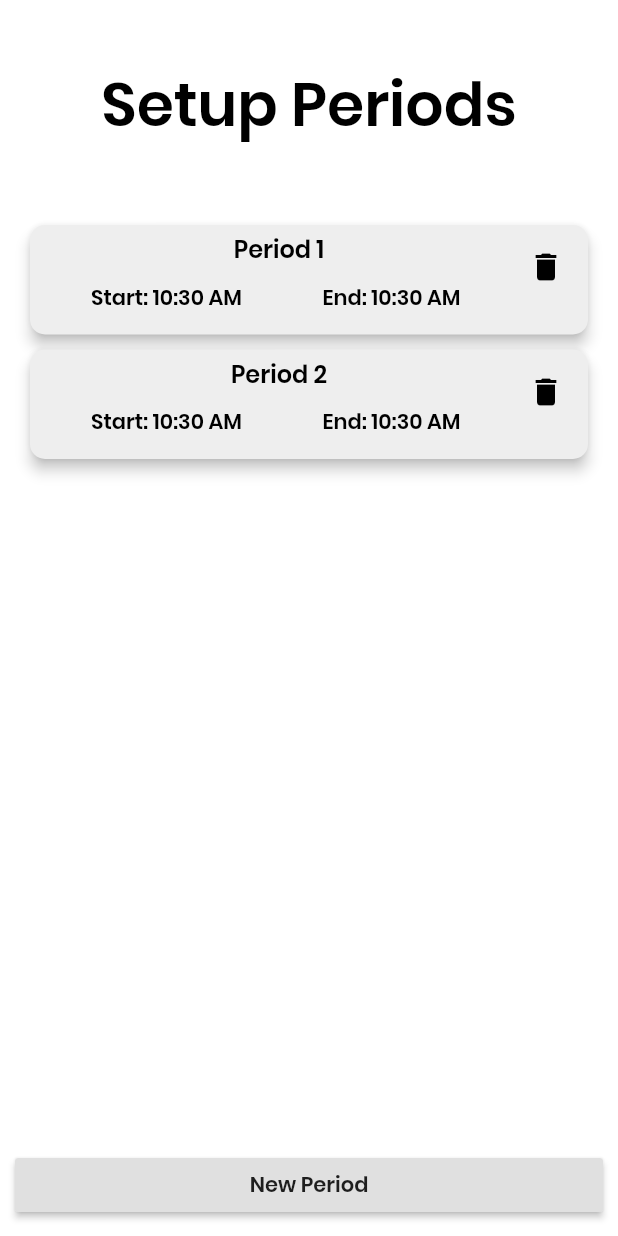
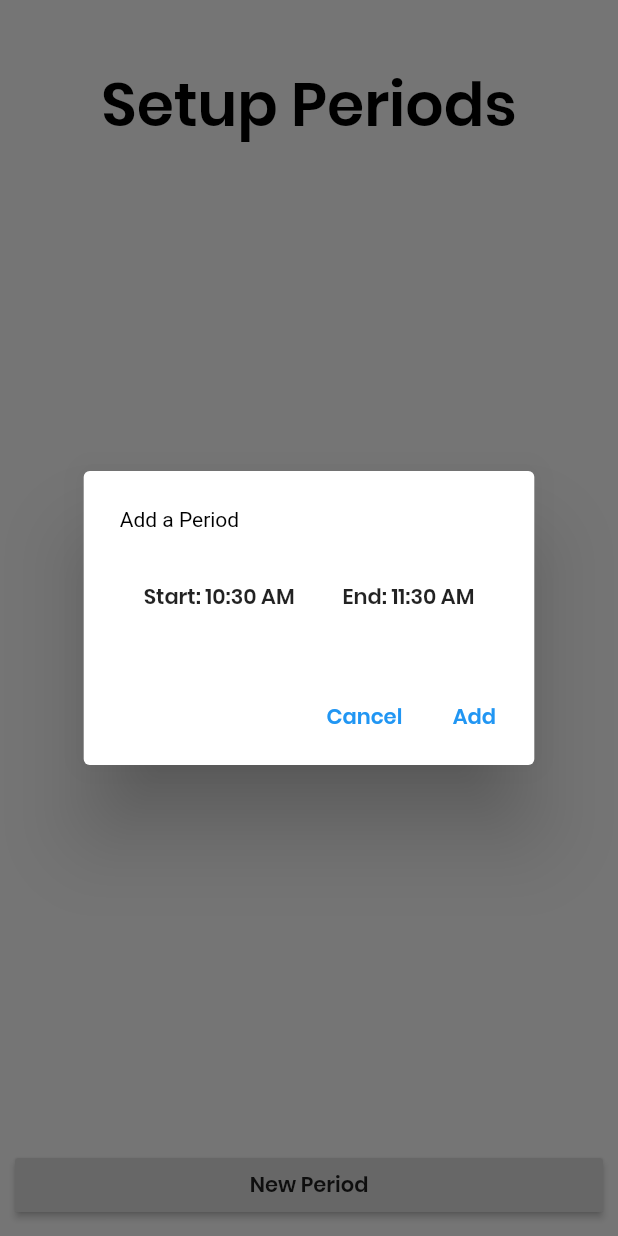
Before and after one commit to Joshlucpoll/tabletime, a Flutter app: the Setup screen opened directly, after a tap on "New Period", on a phone screen of 412 x 824 dp. Run offline on Flutter 3.47's test engine with Material 2 defaults, Android fonts, the phone set to English and light mode, and no system bars; our stand-ins replace cloud_firestore, firebase_auth, firebase_core, flutter_speed_dial; accounts and stored records are empty.

Commit message:
Now able to add custom periods

```diff
--- a/lib/screens/setup.dart
+++ b/lib/screens/setup.dart
@@ -17,14 +17,12 @@ class Setup extends StatefulWidget {
 }
 
 class _SetupState extends State<Setup> {
-  var _data = {
+  final _data = {
     "timetable_name": "Timetable 1",
     "number_of_weeks": 1,
     "data_created": Timestamp.now(),
     "updated": Timestamp.now(),
-    "period_structure": [
-      {"start": Timestamp.now(), "end": Timestamp.now()}
-    ],
+    "period_structure": [],
     "lessons": [],
     "weeks": [],
   };
--- /dev/null
+++ b/lib/widgets/newPeriodDialog.dart
@@ -0,0 +1,91 @@
+import 'package:cloud_firestore/cloud_firestore.dart';
+import 'package:flutter/material.dart';
+
+class NewPeriodDialog extends StatefulWidget {
+  final Function addPeriod;
+  final Timestamp previousEnd;
+
+  NewPeriodDialog({Key key, this.addPeriod, this.previousEnd});
+
+  @override
+  _NewPeriodDialogState createState() => _NewPeriodDialogState();
+}
+
+class _NewPeriodDialogState extends State<NewPeriodDialog> {
+  TimeOfDay currentStartTime;
+  TimeOfDay currentEndTime;
+
+  @override
+  void initState() {
+    super.initState();
+
+    setState(() {
+      currentStartTime =
+          new TimeOfDay.fromDateTime(widget.previousEnd.toDate());
+      currentEndTime = new TimeOfDay.fromDateTime(
+          widget.previousEnd.toDate().add(new Duration(hours: 1)));
+    });
+  }
+
+  void _changeCurrentPeriod({bool start, BuildContext context}) async {
+    TimeOfDay t = await showTimePicker(
+      initialTime: start ? currentStartTime : currentEndTime,
+      context: context,
+    );
+    if (t != null) {
+      if (start) {
+        DateTime now = new DateTime.now();
+
+        setState(() {
+          currentStartTime = t;
+          currentEndTime = new TimeOfDay.fromDateTime(
+              new DateTime(now.year, now.month, now.day, t.hour, t.minute)
+                  .add(new Duration(minutes: 60)));
+        });
+      } else {
+        setState(() {
+          currentEndTime = t;
+        });
+      }
+    }
+  }
+
+  @override
+  Widget build(BuildContext context) {
+    return AlertDialog(
+      title: Text('Add a Period'),
+      content: Container(
+          child: Row(
+              mainAxisAlignment: MainAxisAlignment.spaceAround,
+              children: <Widget>[
+            FlatButton(
+                onPressed: () =>
+                    _changeCurrentPeriod(start: true, context: context),
+                child: Container(
+                    // padding: EdgeInsets.all(5),
+                    child: Text("Start: " + currentStartTime.format(context)))),
+            FlatButton(
+                onPressed: () =>
+                    _changeCurrentPeriod(start: false, context: context),
+                child: Container(
+                    // padding: EdgeInsets.all(5),
+                    child: Text("End: " + currentEndTime.format(context))))
+          ])),
+      actions: <Widget>[
+        TextButton(
+          child: Text("Cancel"),
+          onPressed: () {
+            Navigator.of(context).pop();
+          },
+        ),
+        TextButton(
+          child: Text("Add"),
+          onPressed: () {
+            widget.addPeriod(currentStartTime, currentEndTime);
+            Navigator.of(context).pop();
+          },
+        )
+      ],
+    );
+  }
+}
--- a/lib/widgets/periodStructure.dart
+++ b/lib/widgets/periodStructure.dart
@@ -1,5 +1,7 @@
 import 'package:cloud_firestore/cloud_firestore.dart';
 import 'package:flutter/material.dart';
+
+import '../widgets/newPeriodDialog.dart';
 
 class Period extends StatelessWidget {
   Period(
@@ -36,7 +38,7 @@ class Period extends StatelessWidget {
                         color: Theme.of(context).accentColor)),
                 title: Center(
                     child: Text("Period ${index + 1}",
-                        style: TextStyle(fontWeight: FontWeight.bold))),
+                        style: TextStyle(fontWeight: FontWeight.normal))),
                 subtitle: Row(
                     mainAxisAlignment: MainAxisAlignment.spaceAround,
                     children: <Widget>[
@@ -69,9 +71,15 @@ class PeriodStructure extends StatelessWidget {
   PeriodStructure({Key key, this.periodStructure, this.updatePeriod})
       : super(key: key);
 
-  void _addPeriod() {
+  void _addPeriod(TimeOfDay startTime, TimeOfDay endTime) {
+    DateTime now = DateTime.now();
+    Timestamp start = new Timestamp.fromDate(new DateTime(
+        now.year, now.month, now.day, startTime.hour, startTime.minute));
+    Timestamp end = new Timestamp.fromDate(new DateTime(
+        now.year, now.month, now.day, endTime.hour, endTime.minute));
+
     List newList = List.from(periodStructure)
-      ..add({"start": Timestamp.now(), "end": Timestamp.now()});
+      ..add({"start": start, "end": end});
     updatePeriod(newList);
   }
 
@@ -82,7 +90,9 @@ class PeriodStructure extends StatelessWidget {
 
   void _changePeriod(int index, bool start, BuildContext context) async {
     TimeOfDay t = await showTimePicker(
-      initialTime: TimeOfDay.now(),
+      initialTime: start
+          ? TimeOfDay.fromDateTime(periodStructure[index]["start"].toDate())
+          : TimeOfDay.fromDateTime(periodStructure[index]["end"].toDate()),
       context: context,
     );
 
@@ -109,7 +119,7 @@ class PeriodStructure extends StatelessWidget {
         child: SafeArea(
             child: Column(children: <Widget>[
           Container(
-              padding: EdgeInsets.all(40.0),
+              padding: EdgeInsets.only(top: 40.0, bottom: 40.0),
               child: Text("Setup Periods",
                   style:
                       TextStyle(fontSize: 40.0, fontWeight: FontWeight.bold))),
@@ -129,7 +139,16 @@ class PeriodStructure extends StatelessWidget {
               padding: EdgeInsets.all(10.0),
               width: double.infinity,
               child: RaisedButton(
-                  child: Text("New Period"), onPressed: () => _addPeriod()))
+                  child: Text("New Period"),
+                  onPressed: () => showDialog(
+                      context: context,
+                      builder: (_) {
+                        return NewPeriodDialog(
+                            addPeriod: _addPeriod,
+                            previousEnd: periodStructure.isEmpty
+                                ? Timestamp.now()
+                                : periodStructure.last["end"]);
+                      })))
         ])));
   }
 }
```
